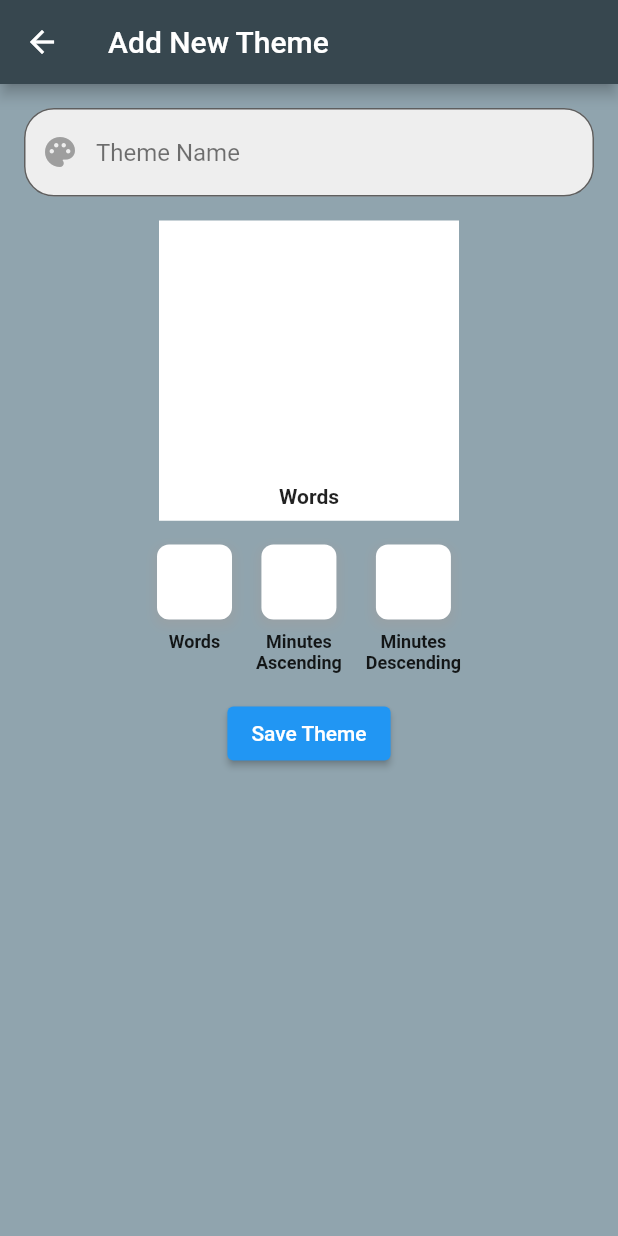
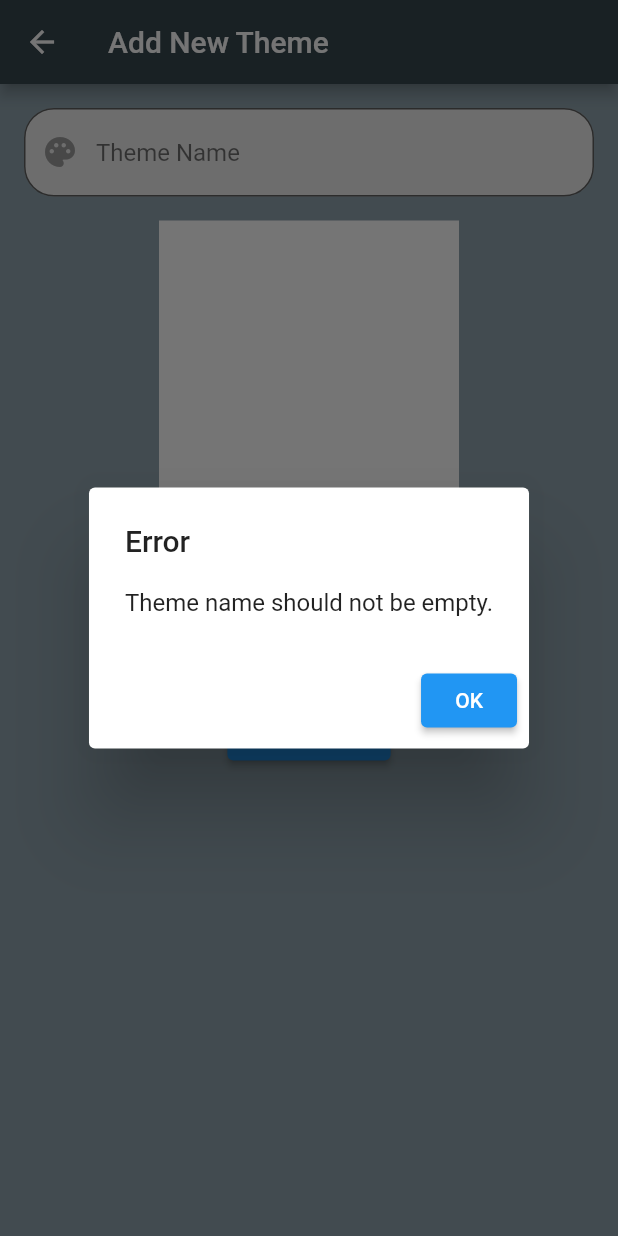
Before and after one commit to eladron/Word-Clock, a Flutter app: the AddNewThemeScreen screen opened directly, after a tap on "Save Theme", on a phone screen of 412 x 824 dp. Run offline on Flutter 3.47's test engine with Material 2 defaults, Android fonts, the light colour scheme and no system bars; our stand-ins replace cloud_firestore, firebase_auth, firebase_core, flutter_bluetooth_serial, flutter_colorpicker, flutter_secure_storage and 4 more; missing offline and left inert: flag; accounts and stored records are empty.

```diff
--- a/wordclockapp/lib/add_new_theme.dart
+++ b/wordclockapp/lib/add_new_theme.dart
@@ -92,23 +92,14 @@ class _AddNewThemeScreenState extends State<AddNewThemeScreen> {
 
 
   void saveTheme() async {
-
-    final userDoc = FirebaseFirestore.instance
-        .collection('user_preferences')
-        .where('email', isEqualTo: FirebaseAuth.instance.currentUser?.email)
-        .limit(1);
-    final userDocSnapshot = await userDoc.get();
-    final userDocRef = userDocSnapshot.docs.first.reference;
-    final themesMap = Map<String, dynamic>.from(userDocSnapshot.docs.first.get('Themes') ?? {});
-    print(themesMap.keys);
-    if (themesMap.containsKey(_themeNameController.text)) {
-      // Key exists in the map, display error message
+    if (_themeNameController.text.isEmpty) {
+      // Text is empty, display error message
       showDialog(
         context: context,
         builder: (BuildContext context) {
           return AlertDialog(
             title: Text("Error"),
-            content: Text("Theme already exists. Please choose another name."),
+            content: Text("Theme name should not be empty."),
             actions: [
               ElevatedButton(
                 child: Text("OK"),
@@ -120,11 +111,50 @@ class _AddNewThemeScreenState extends State<AddNewThemeScreen> {
           );
         },
       );
+    }
+    else {
+      final userDoc = FirebaseFirestore.instance
+          .collection('user_preferences')
+          .where('email', isEqualTo: FirebaseAuth.instance.currentUser?.email)
+          .limit(1);
+      final userDocSnapshot = await userDoc.get();
+      final userDocRef = userDocSnapshot.docs.first.reference;
+      final themesMap = Map<String, dynamic>.from(userDocSnapshot.docs.first.get('Themes') ?? {});
+      if (themesMap.containsKey(_themeNameController.text)) {
+        // Key exists in the map, display error message
+        showDialog(
+          context: context,
+          builder: (BuildContext context) {
+            return AlertDialog(
+              title: const Text("Error"),
+              content: const Text("Theme already exists. Please choose another name."),
+              actions: [
+                ElevatedButton(
+                  child: const Text("OK"),
+                  onPressed: () {
+                    Navigator.of(context).pop();
+                  },
+                ),
+              ],
+            );
+          },
+        );
       } else {
         // Key does not exist in the map
-      themesMap[_themeNameController.text] = [_color1.red, _color1.green, _color1.blue, _color2.red, _color2.green, _color2.blue, _color3.red, _color3.green, _color3.blue];
+        themesMap[_themeNameController.text] = [
+          _color1.red,
+          _color1.green,
+          _color1.blue,
+          _color2.red,
+          _color2.green,
+          _color2.blue,
+          _color3.red,
+          _color3.green,
+          _color3.blue
+        ];
         await userDocRef.update({'Themes': themesMap});
         Navigator.pop(context);
+      }
     }
   }
 
@@ -134,7 +164,8 @@ class _AddNewThemeScreenState extends State<AddNewThemeScreen> {
       appBar: AppBar(
         title: const Text('Add New Theme'),
       ),
-      body: Padding(
+      body: SingleChildScrollView(
+       child: Padding(
           padding: const EdgeInsets.all(16.0),
           child: Column(
             children: [
@@ -302,6 +333,7 @@ class _AddNewThemeScreenState extends State<AddNewThemeScreen> {
             ],
           ),
         ),
+      )
     );
   }
 }
--- a/wordclockapp/lib/device_prefrences.dart
+++ b/wordclockapp/lib/device_prefrences.dart
@@ -131,7 +131,9 @@ class _PreferencesScreenState extends State<PreferencesScreen> {
     if (enableNightTheme) {
       String st = "${selectedStartTime?.hour}:${selectedStartTime?.minute}";
       String et = "${selectedEndTime?.hour}:${selectedEndTime?.minute}";
-      message += ", \"StartTime\":\"$st\", \"EndTime\":\"$et\", \"Night\":\"${themeToJo(themes[nightThemeSelected])}\"";
+      message += ", \"StartHour\":${selectedStartTime?.hour}, \"StartMinute\":${selectedStartTime?.minute},";
+      message += "\"EndHour\":${selectedEndTime?.hour}, \"EndMinute\":${selectedEndTime?.minute},";
+      message += " \"Night\":${themeToJo(themes[nightThemeSelected])}";
     }
     message += "}";
     print(message);
```
Also changed, not shown: wordclockapp/lib/location_device_settings.dart (+36 -45 lines). Lines whose indentation alone changed are shown as unchanged.
